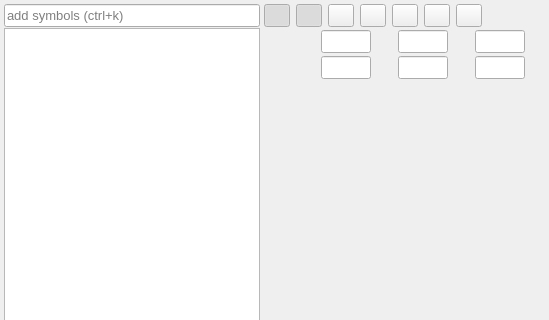
Above: src/ui/main_window/main_window.ui from OpenImageDebugger/OpenImageDebugger before the change; both pictures show x 0 to 549 and y 0 to 320 of the 1024 by 768 pixel window. Below: the same form after it.
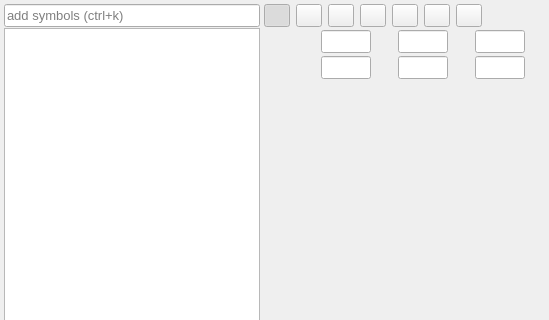
That is the form after the change. Custom widgets are drawn as their Qt base class.

What changed in the file:
```diff
--- a/src/ui/main_window/main_window.ui
+++ b/src/ui/main_window/main_window.ui
@@ -242,9 +242,6 @@
                <property name="checkable">
                 <bool>true</bool>
                </property>
-               <property name="checked">
-                <bool>true</bool>
-               </property>
               </widget>
              </item>
              <item row="0" column="2">
```
Left out of the diff: 2 changed lines with no effect on the pictures.
